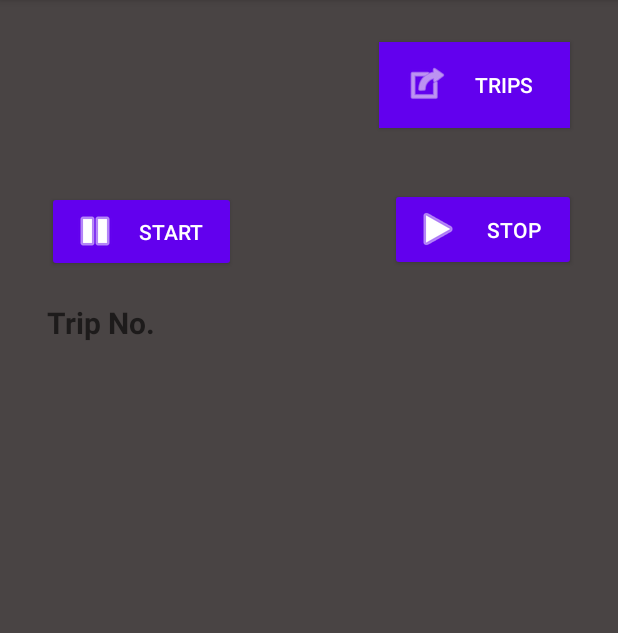
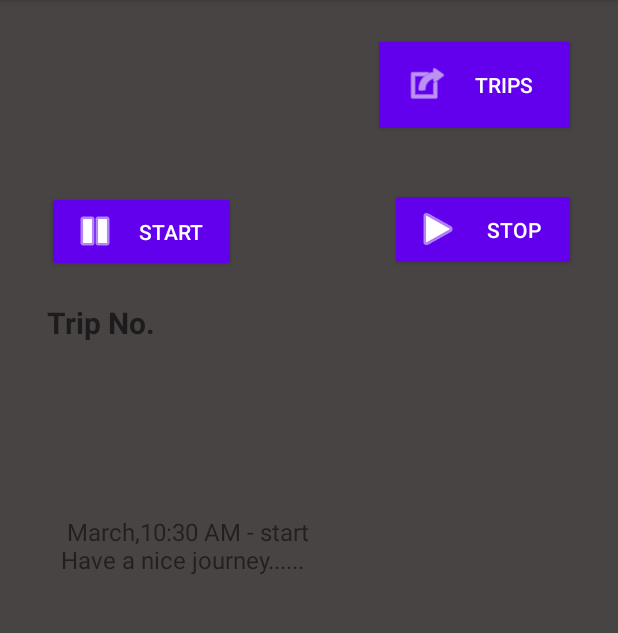
Before and after one commit to Atique22/TripTracker, an Android app: the screen it shows after launch (MainActivity), after a tap on "START", on a phone screen of 412 x 824 dp, the part 84-717 px from its top. Run offline under Robolectric (Android 15) with nearby library versions, the phone set to English and light mode, and no system bars.

Commit message:
Features added

```diff
--- a/app/src/main/java/com/pakistan/bsce19008/triptracker/MainActivity.java
+++ b/app/src/main/java/com/pakistan/bsce19008/triptracker/MainActivity.java
@@ -102,14 +102,12 @@ public class MainActivity extends AppCompatActivity {
             @Override
             public void onClick(View view) {
                 if (!isTripStarted) {
+
                     startTime = new Date();
                     String formattedDateStart = formatter.format(startTime);
-                    violationsBuilder.append(formattedDateStart +" - start \n");
-                    isTripStarted = true;
-                }
-//                textViewCurrentDetail.append("\nStart Time: "+startTime +"\n End Time: "+endTime);
-
-//                accelerometerSensor
+                    textViewCurrentDetail.setText(formattedDateStart +" - start \nHave a nice journey......");
+//                    violationsBuilder.append(formattedDateStart +" - start \n");
+//                    accelerometerSensor
                     sensorManager.registerListener(new SensorEventListener() {
                         @Override
                         public void onSensorChanged(SensorEvent event) {
@@ -174,6 +172,11 @@ public class MainActivity extends AppCompatActivity {
 
 
 
+                    isTripStarted = true;
+                }
+//                textViewCurrentDetail.append("\nStart Time: "+startTime +"\n End Time: "+endTime);
+
+//
                 Log.d("here i click to start app", "onClick: start is running ");
             }
         });
@@ -181,10 +184,12 @@ public class MainActivity extends AppCompatActivity {
         stopBtn.setOnClickListener(new View.OnClickListener() {
             @Override
             public void onClick(View view) {
+
+                if (isTripStarted) {
+                    textViewCurrentDetail.setText("");
 //                sensorManager.unregisterListener();
 //                locationManager.removeUpdates(this);
                     endTime = new Date();
-                if (isTripStarted) {
                     textViewCurrentDetail.append(startTime+" -Start\n"+endTime+" -End"+"\n\n\n Results:\n"+violationsBuilder);
                     isTripStarted = false;
                 }
```
Lines whose indentation alone changed are shown as unchanged.
